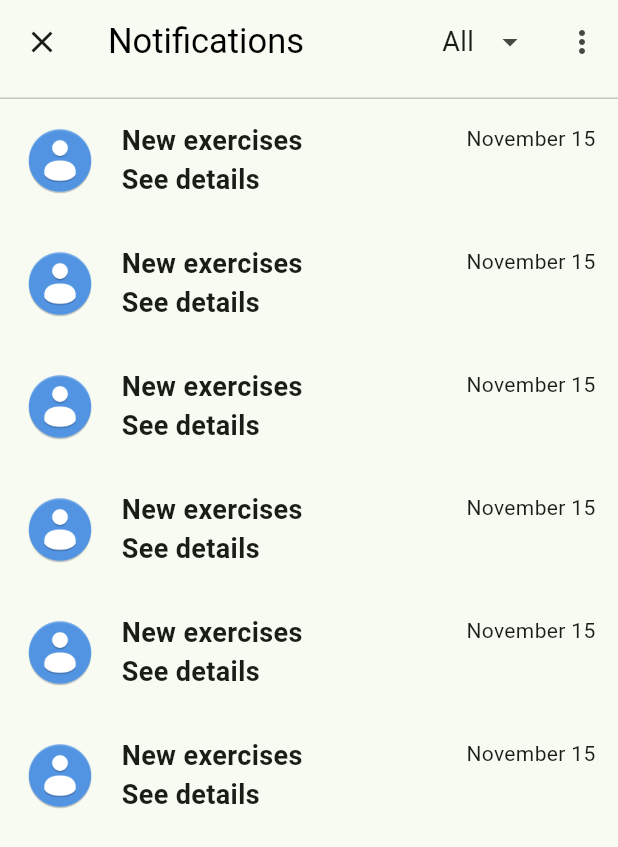
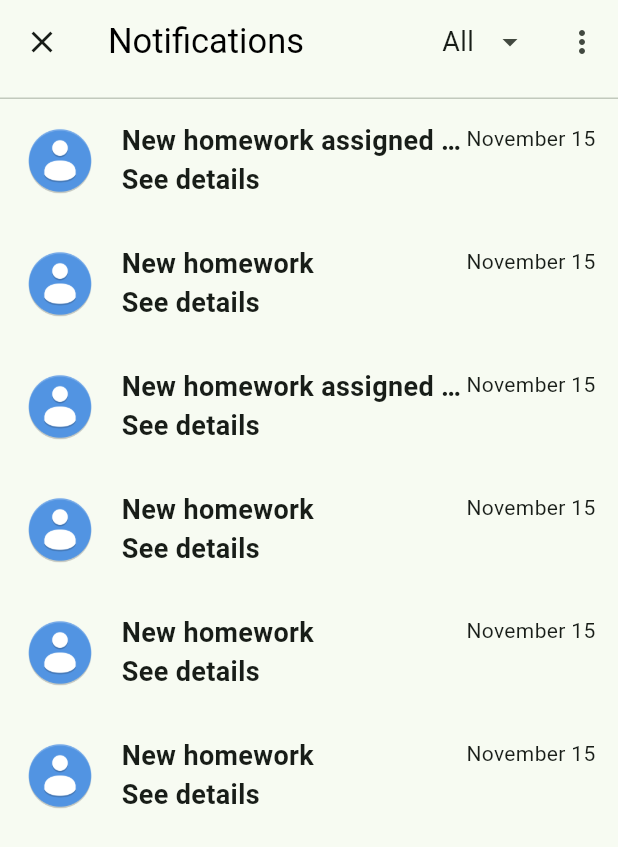
Before and after one commit to leminhtri1511/classroom-ui, a Flutter app: the Notifications screen opened directly, on a phone screen of 412 x 824 dp. Shown: the top 847 px of the screen. Run offline on Flutter 3.47's test engine with Material 2 defaults, Android fonts, the phone set to English and light mode, and no system bars.

Commit message:
feat: update notifications UI

```diff
--- a/lib/main.dart
+++ b/lib/main.dart
@@ -12,7 +12,7 @@ class MyApp extends StatelessWidget {
   Widget build(BuildContext context) {
     return MaterialApp(
       debugShowCheckedModeBanner: false,
-      title: 'Flutter Demo',
+      title: 'Classroom',
       theme: ThemeData(
         colorScheme: ColorScheme.fromSeed(seedColor: const Color.fromARGB(255, 151, 237, 154)),
         useMaterial3: true,
--- a/lib/src/presentation/notifications/components/notifications_label.dart
+++ b/lib/src/presentation/notifications/components/notifications_label.dart
@@ -4,14 +4,14 @@ import 'package:flutter/material.dart';
 
 import '../../../config/text/paragraph.dart';
 
-class NotificationsLabel extends StatefulWidget {
-  const NotificationsLabel({super.key});
+class NotificationsLabel extends StatelessWidget {
+  const NotificationsLabel({
+    super.key,
+    this.teacherName,
+  });
 
-  @override
-  State<NotificationsLabel> createState() => _NotificationsLabelState();
-}
+  final String? teacherName;
 
-class _NotificationsLabelState extends State<NotificationsLabel> {
   @override
   Widget build(BuildContext context) {
     return Padding(
@@ -23,18 +23,19 @@ class _NotificationsLabelState extends State<NotificationsLabel> {
             width: 50,
           ),
           const SizedBox(width: 16),
-          const Expanded(
+          Expanded(
             child: Column(
               crossAxisAlignment: CrossAxisAlignment.start,
               children: [
                 Paragraph(
-                  content: 'New exercises',
-                  maxLines: 1,
+                  content: teacherName == null
+                      ? 'New homework'
+                      : 'New homework assigned by $teacherName',
                   fontWeight: FontWeight.bold,
                   overflow: TextOverflow.ellipsis,
                   fontSize: 18,
                 ),
-                Paragraph(
+                const Paragraph(
                   content: 'See details',
                   fontWeight: FontWeight.bold,
                   overflow: TextOverflow.ellipsis,
@@ -43,7 +44,6 @@ class _NotificationsLabelState extends State<NotificationsLabel> {
               ],
             ),
           ),
-          // const Spacer(),
           const Padding(
             padding: EdgeInsets.only(bottom: 30.0),
             child: Paragraph(content: 'November 15'),
--- a/lib/src/presentation/notifications/notifications.dart
+++ b/lib/src/presentation/notifications/notifications.dart
@@ -1,3 +1,4 @@
+import 'package:classroom/src/config/constants/teacher_name.dart';
 import 'package:classroom/src/config/text/paragraph.dart';
 import 'package:classroom/src/presentation/notifications/components/notifications_label.dart';
 import 'package:flutter/material.dart';
@@ -47,13 +48,13 @@ class Notifications extends StatelessWidget {
         children: [
           Expanded(
             child: ListView(
-              children: const [
-                NotificationsLabel(),
-                NotificationsLabel(),
-                NotificationsLabel(),
-                NotificationsLabel(),
-                NotificationsLabel(),
-                NotificationsLabel(),
+              children: [
+                NotificationsLabel(teacherName: TeacherName.nguyenDung),
+                const NotificationsLabel(),
+                NotificationsLabel(teacherName: TeacherName.nguyenHoangHa),
+                const NotificationsLabel(),
+                const NotificationsLabel(),
+                const NotificationsLabel(),
               ],
             ),
           ),
```
